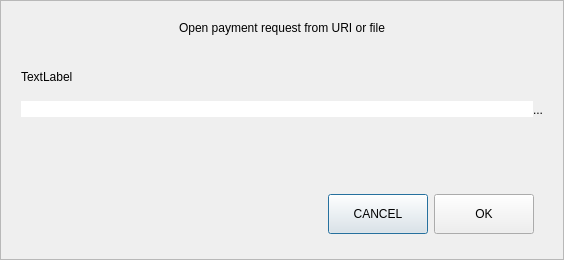
The window that src/qt/forms/openuridialog.ui (Nebula-Coin/nebula-project-coin) describes before a commit, drawn with Qt 5.
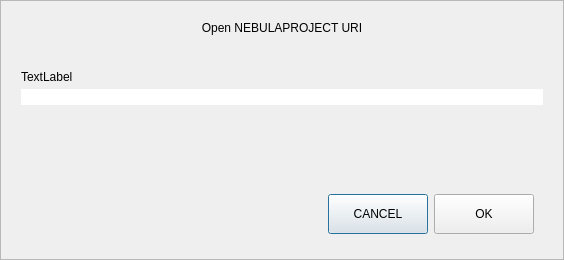
The same window after the commit. Custom widgets are drawn as their Qt base class.

The edit to the form file:
```diff
--- a/src/qt/forms/openuridialog.ui
+++ b/src/qt/forms/openuridialog.ui
@@ -56,7 +56,7 @@
       <item>
        <widget class="QLabel" name="labelTitle">
         <property name="text">
-         <string>Open payment request from URI or file</string>
+         <string>Open NEBULAPROJECT URI</string>
         </property>
         <property name="alignment">
          <set>Qt::AlignCenter</set>
@@ -101,31 +101,6 @@
           </property>
          </widget>
         </item>
-        <item>
-         <widget class="QPushButton" name="selectFileButton">
-          <property name="minimumSize">
-           <size>
-            <width>0</width>
-            <height>41</height>
-           </size>
-          </property>
-          <property name="toolTip">
-           <string>Select payment request file</string>
-          </property>
-          <property name="styleSheet">
-           <string notr="true">#selectFileButton{
-	border-top-left-radius:0px;
-	border-bottom-left-radius:0px;
-}</string>
-          </property>
-          <property name="text">
-           <string notr="true">...</string>
-          </property>
-          <property name="autoDefault">
-           <bool>false</bool>
-          </property>
-         </widget>
-        </item>
        </layout>
       </item>
       <item>
```
Left out of the diff: 2 changed lines with no effect on the pictures.
